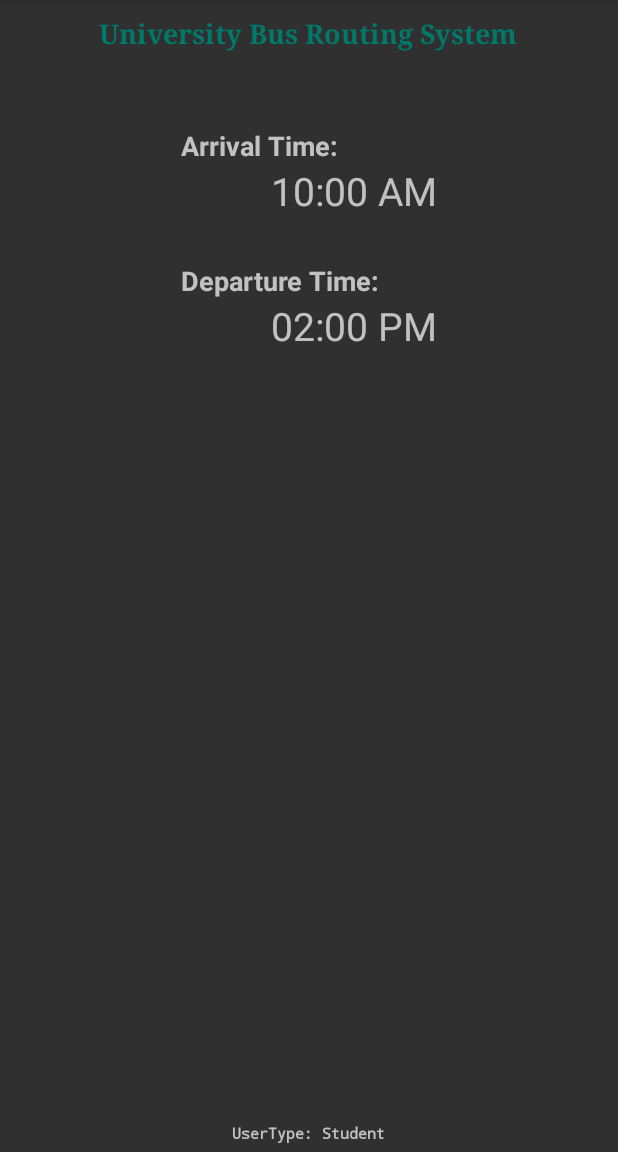
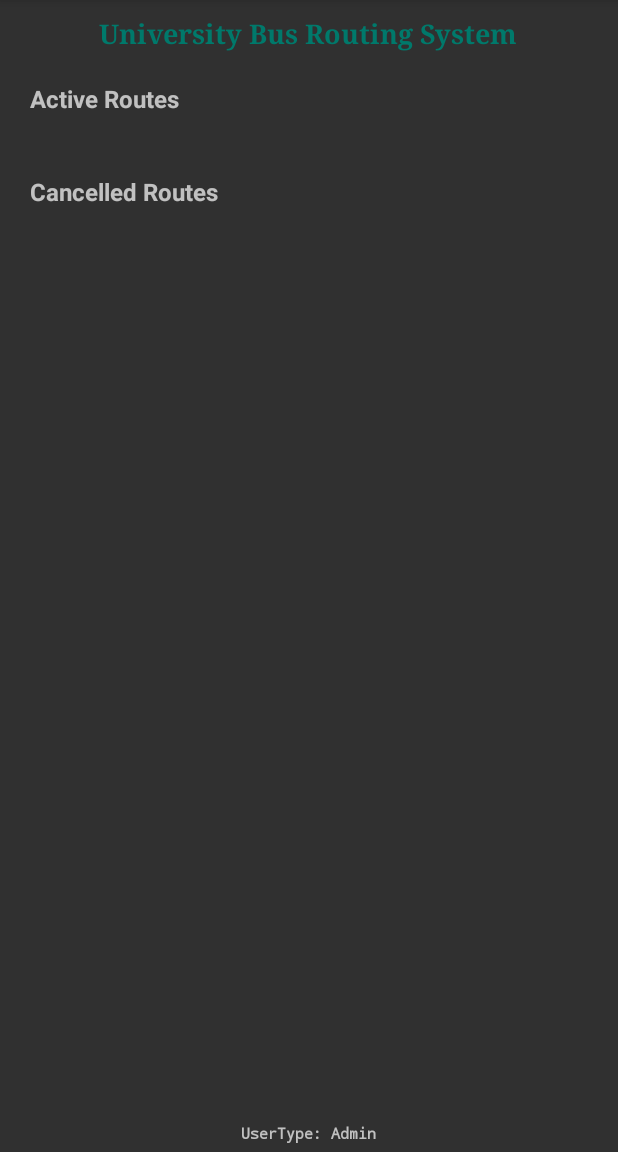
Before and after one commit to byteShaft/bus-service, an Android app: the fragment HomeFragment shown on its own in the app's theme, on a phone screen of 412 x 824 dp, the part 84-1236 px from its top. Run offline under Robolectric (Android 15) with nearby library versions, the phone set to English and light mode, and no system bars; 1 statement that could not run was skipped.

Commit message:
Removed ArcGIS, Admin User in App

```diff
--- a/app/build.gradle
+++ b/app/build.gradle
@@ -27,7 +27,6 @@ android {
 }
 
 dependencies {
-    compile 'com.esri.arcgis.android:arcgis-android:10.2.7'
     compile fileTree(include: ['*.jar'], dir: 'libs')
     testCompile 'junit:junit:4.12'
     compile 'com.android.support:appcompat-v7:23.1.1'
--- a/app/src/main/java/com/byteshaft/busservice/fragments/HomeFragment.java
+++ b/app/src/main/java/com/byteshaft/busservice/fragments/HomeFragment.java
@@ -2,7 +2,6 @@ package com.byteshaft.busservice.fragments;
 
 import android.app.AlertDialog;
 import android.app.Dialog;
-import android.app.ProgressDialog;
 import android.content.DialogInterface;
 import android.os.Bundle;
 import android.support.annotation.Nullable;
@@ -12,6 +11,7 @@ import android.view.LayoutInflater;
 import android.view.View;
 import android.view.ViewGroup;
 import android.widget.Button;
+import android.widget.LinearLayout;
 import android.widget.RadioGroup;
 import android.widget.RelativeLayout;
 import android.widget.TextView;
@@ -29,6 +29,7 @@ public class HomeFragment extends Fragment implements View.OnClickListener {
     RelativeLayout layoutDriverButtons;
     RelativeLayout layoutRouteCancelled;
     RelativeLayout layoutRouteInfo;
+    LinearLayout layoutAdminInfo;
     TextView tvUserType;
 
     @Nullable
@@ -38,6 +39,7 @@ public class HomeFragment extends Fragment implements View.OnClickListener {
 
         tvUserType = (TextView) convertView.findViewById(R.id.tv_user_type);
         layoutDriverButtons = (RelativeLayout) convertView.findViewById(R.id.layout_driver_buttons);
+//        layoutAdminInfo = (LinearLayout) convertView.findViewById(R.id.layout_admin_info);
         layoutRouteCancelled = (RelativeLayout) convertView.findViewById(R.id.layout_driver_route_cancelled);
         layoutRouteCancelled.setOnClickListener(this);
 
@@ -57,30 +59,40 @@ public class HomeFragment extends Fragment implements View.OnClickListener {
 
     private void setRouteStatus(boolean status) {
         if (status) {
-            if (AppGlobals.getUserType() == 1) {
+            if (AppGlobals.getUserType() == 2) {
                 layoutDriverButtons.setVisibility(View.VISIBLE);
             }
             layoutRouteCancelled.setVisibility(View.GONE);
-            layoutRouteInfo.setVisibility(View.VISIBLE);
+            if (AppGlobals.getUserType() != 0) {
+                layoutRouteInfo.setVisibility(View.VISIBLE);
+            }
             AppGlobals.putRouteStatus(true);
         } else {
-            if (AppGlobals.getUserType() == 1) {
+            if (AppGlobals.getUserType() == 2) {
                 layoutDriverButtons.setVisibility(View.GONE);
             }
             layoutRouteCancelled.setVisibility(View.VISIBLE);
-            layoutRouteInfo.setVisibility(View.GONE);
+            if (AppGlobals.getUserType() != 0) {
+                layoutRouteInfo.setVisibility(View.GONE);
+            }
             AppGlobals.putRouteStatus(false);
         }
     }
 
     public void setAppView() {
-        if (AppGlobals.getUserType() == 1) {
+        if (AppGlobals.getUserType() == 2) {
             layoutDriverButtons.setVisibility(View.VISIBLE);
             tvUserType.setText("UserType: Driver");
-
+//            layoutAdminInfo.setVisibility(View.GONE);
+        } else if (AppGlobals.getUserType() == 1) {
+            layoutDriverButtons.setVisibility(View.GONE);
+            tvUserType.setText("UserType: Student");
+//            layoutAdminInfo.setVisibility(View.GONE);
+            layoutRouteCancelled.setClickable(false);
         } else if (AppGlobals.getUserType() == 0) {
             layoutDriverButtons.setVisibility(View.GONE);
-            tvUserType.setText("UserType: Student");
+//            layoutAdminInfo.setVisibility(View.VISIBLE);
+            tvUserType.setText("UserType: Admin");
             layoutRouteCancelled.setClickable(false);
         }
     }
--- a/app/src/main/res/layout/layout_home.xml
+++ b/app/src/main/res/layout/layout_home.xml
@@ -21,6 +21,39 @@
             android:typeface="serif" />
     </LinearLayout>
 
+
+    <LinearLayout
+        android:id="@+id/layout_admin_info"
+        android:layout_width="match_parent"
+        android:layout_height="match_parent"
+        android:layout_below="@+id/layout_heading"
+        android:orientation="vertical"
+        android:layout_margin="20dp">
+
+        <TextView
+            android:layout_width="wrap_content"
+            android:layout_height="wrap_content"
+            android:text="Active Routes"
+            android:textSize="16dp"
+            android:textStyle="bold"/>
+        <ListView
+            android:layout_width="match_parent"
+            android:layout_height="wrap_content">
+        </ListView>
+
+        <TextView
+            android:layout_width="wrap_content"
+            android:layout_height="wrap_content"
+            android:layout_marginTop="40dp"
+            android:text="Cancelled Routes"
+            android:textSize="16dp"
+            android:textStyle="bold"/>
+        <ListView
+            android:layout_width="match_parent"
+            android:layout_height="wrap_content">
+        </ListView>
+    </LinearLayout>
+
     <RelativeLayout
         android:id="@+id/layout_route_info"
         android:layout_width="wrap_content"
@@ -28,7 +61,7 @@
         android:layout_centerHorizontal="true"
         android:layout_marginTop="50dp"
         android:layout_below="@+id/layout_heading"
-        android:visibility="visible">
+        android:visibility="gone">
         <LinearLayout
             android:layout_width="wrap_content"
             android:layout_height="wrap_content"
--- a/build.gradle
+++ b/build.gradle
@@ -15,9 +15,9 @@ buildscript {
 allprojects {
     repositories {
         jcenter()
-        maven {
-            url 'http://esri.bintray.com/arcgis'
-        }
+//        maven {
+////            url 'http://esri.bintray.com/arcgis'
+//        }
     }
 }
 
```
Also changed, not shown: app/src/main/java/com/byteshaft/busservice/LoginActivity.java (+6 -5 lines), app/src/main/java/com/byteshaft/busservice/fragments/MapsFragment.java (+52 -57 lines), app/src/main/res/layout/maps.xml (+4 -9 lines), 1 other file.
